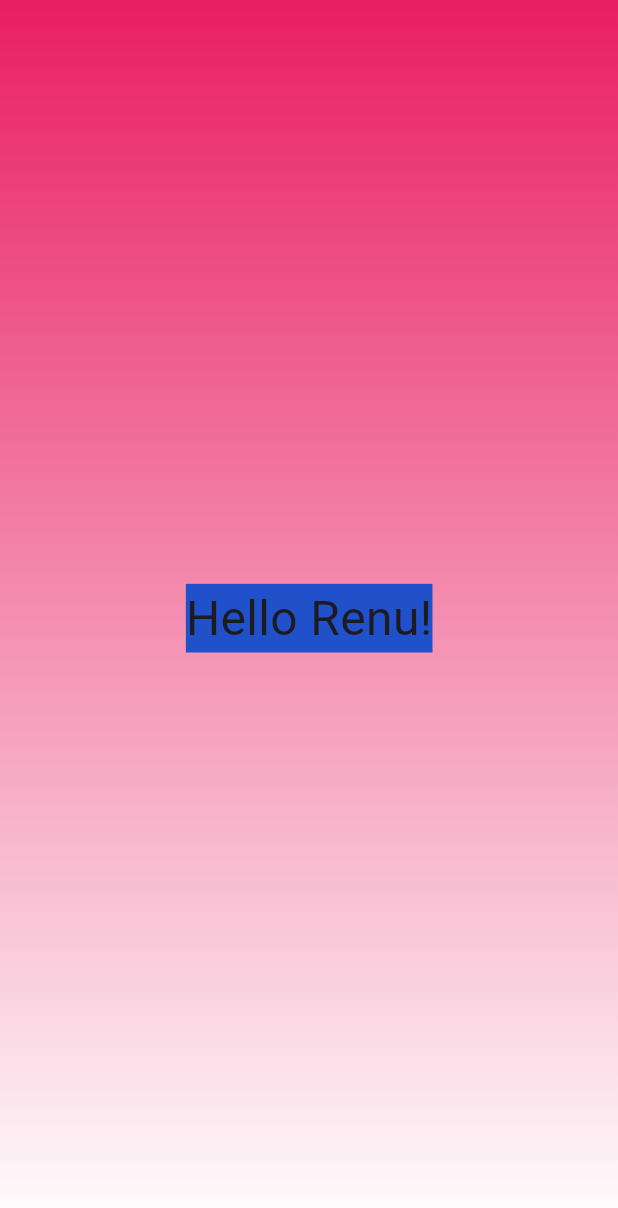
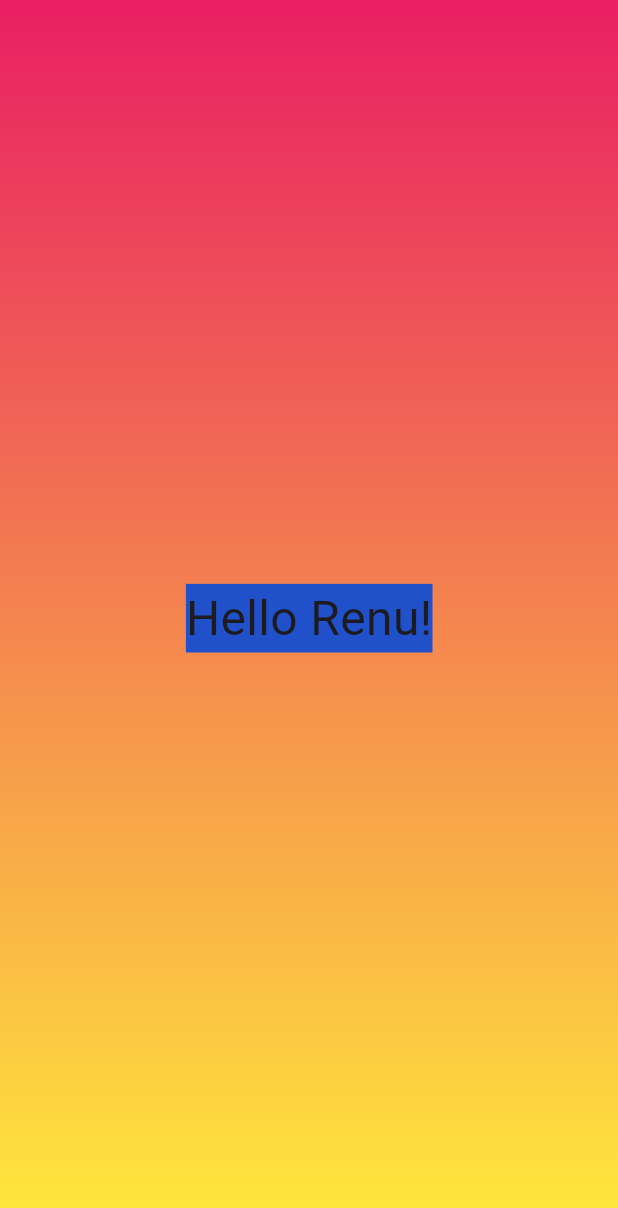
Before and after one commit to renurao1306/flutter-trials, a Flutter app: the screen it shows after launch, on a phone screen of 412 x 824 dp. Shown: the top 1208 px of the screen. Run offline on Flutter 3.47's test engine with Material 3 defaults, Android fonts, the phone set to English and light mode, and no system bars.

Commit message:
passing named params to custom widgets

```diff
--- a/lib/gradient_container.dart
+++ b/lib/gradient_container.dart
@@ -6,7 +6,9 @@ const endAlignment = Alignment.bottomCenter;
 
 
 class GradientContainer extends StatelessWidget{
-  const GradientContainer({super.key});
+  const GradientContainer({super.key, required this.colors});
+
+  final List<Color> colors;
 
   @override
   Widget build(BuildContext context) {
@@ -15,7 +17,7 @@ class GradientContainer extends StatelessWidget{
             gradient: LinearGradient(
               begin: startAlignment,
               end: endAlignment,
-              colors: const [Colors.pink, Colors.white],
+              colors: colors,
             ),
           ),
           child: const Center(
--- a/lib/main.dart
+++ b/lib/main.dart
@@ -5,7 +5,7 @@ void main() {
   runApp(
     const MaterialApp(
       home: Scaffold(
-        body: GradientContainer(),
+        body: GradientContainer(colors:[Colors.pink, Colors.yellow]),
       ),
     ),
   );
```
